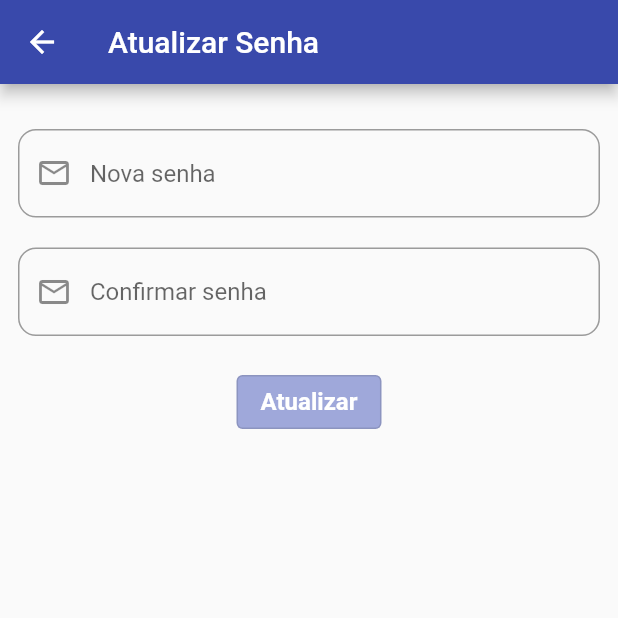
After one commit to feliper2002/news-app-teste, a Flutter app: the UpdatePassword screen opened by its route, on a phone screen of 412 x 824 dp, the top half of it. The commit adds this screen. Run offline on Flutter 3.47's test engine with Material 2 defaults, Android fonts, the phone set to English and light mode, and no system bars; our stand-ins replace cloud_firestore, dartz, firebase_auth, firebase_core, flutter_mobx, flutter_modular and 1 more; accounts and stored records are empty; generated files the repository leaves out were written again.

Commit message:
Implementando atualização de senha do usuário

```diff
--- /dev/null
+++ b/lib/modules/user/presenter/update.password.dart
@@ -0,0 +1,74 @@
+import 'package:firebase_auth/firebase_auth.dart';
+import 'package:flutter/material.dart';
+import 'package:flutter_mobx/flutter_mobx.dart';
+import 'package:flutter_modular/flutter_modular.dart';
+import 'package:news_app/modules/user/controller/user_controller.dart';
+import 'package:news_app/shared/theme/colors.dart';
+import 'package:news_app/shared/widgets/custom_button.dart';
+import 'package:news_app/shared/widgets/custom_form_field.dart';
+
+class UpdatePassword extends StatelessWidget {
+  final User? user;
+  UpdatePassword({Key? key, this.user}) : super(key: key);
+
+  final controller = Modular.get<UserController>();
+
+  @override
+  Widget build(BuildContext context) {
+    return WillPopScope(
+      onWillPop: () async {
+        controller.clearAllFields();
+        return true;
+      },
+      child: Scaffold(
+        appBar: AppBar(
+          backgroundColor: AppColors.mainColor,
+          title: Text('Atualizar Senha', style: TextStyle(color: Colors.white)),
+        ),
+        body: Container(
+          padding: const EdgeInsets.symmetric(horizontal: 12, vertical: 30),
+          child: Column(
+            children: [
+              Observer(builder: (_) {
+                return CustomTextField(
+                  labelText: 'Nova senha',
+                  prefixIcon: Icon(Icons.mail_outline),
+                  onChanged: controller.setPassword,
+                  obscureText: true,
+                  errorText: controller.changedPassword!
+                      ? controller.validatePassword()
+                      : null,
+                );
+              }),
+              const SizedBox(height: 20),
+              Observer(builder: (_) {
+                return CustomTextField(
+                  labelText: 'Confirmar senha',
+                  prefixIcon: Icon(Icons.mail_outline),
+                  onChanged: controller.setPasswordConfirmation,
+                  obscureText: true,
+                  errorText: controller.changedPasswordConfirmation!
+                      ? controller.validatePasswordConfirmation()
+                      : null,
+                );
+              }),
+              const SizedBox(height: 20),
+              Observer(builder: (_) {
+                return CustomButton(
+                  text: 'Atualizar',
+                  enabled: controller.validatePasswordUpdate(),
+                  onPressed: () async {
+                    await user!.updatePassword(controller.password!);
+                    await user!.reload();
+                    Modular.to.navigate('/');
+                    controller.clearAllFields();
+                  },
+                );
+              }),
+            ],
+          ),
+        ),
+      ),
+    );
+  }
+}
--- a/lib/modules/user/user_module.dart
+++ b/lib/modules/user/user_module.dart
@@ -1,6 +1,7 @@
 import 'package:flutter_modular/flutter_modular.dart';
 import 'package:news_app/modules/user/controller/user_controller.dart';
 import 'package:news_app/modules/user/presenter/update.email.dart';
+import 'package:news_app/modules/user/presenter/update.password.dart';
 import 'package:news_app/modules/user/presenter/user.page.dart';
 
 class UserModule extends Module {
@@ -14,7 +15,8 @@ class UserModule extends Module {
     ChildRoute('/', child: (_, args) => UserPage(user: args.data)),
     ChildRoute('/update_email',
         child: (_, args) => UpdateEmail(user: args.data)),
-    // ChildRoute('/update_password', child: (_, args) => UpdateEmail()),
+    ChildRoute('/update_password',
+        child: (_, args) => UpdatePassword(user: args.data)),
     // ChildRoute('/update_phone', child: (_, args) => UpdateEmail()),
   ];
 }
```
Also changed, not shown: lib/modules/user/controller/user_controller.dart (+19 -0 lines), lib/modules/user/presenter/user.page.dart (+5 -4 lines).
